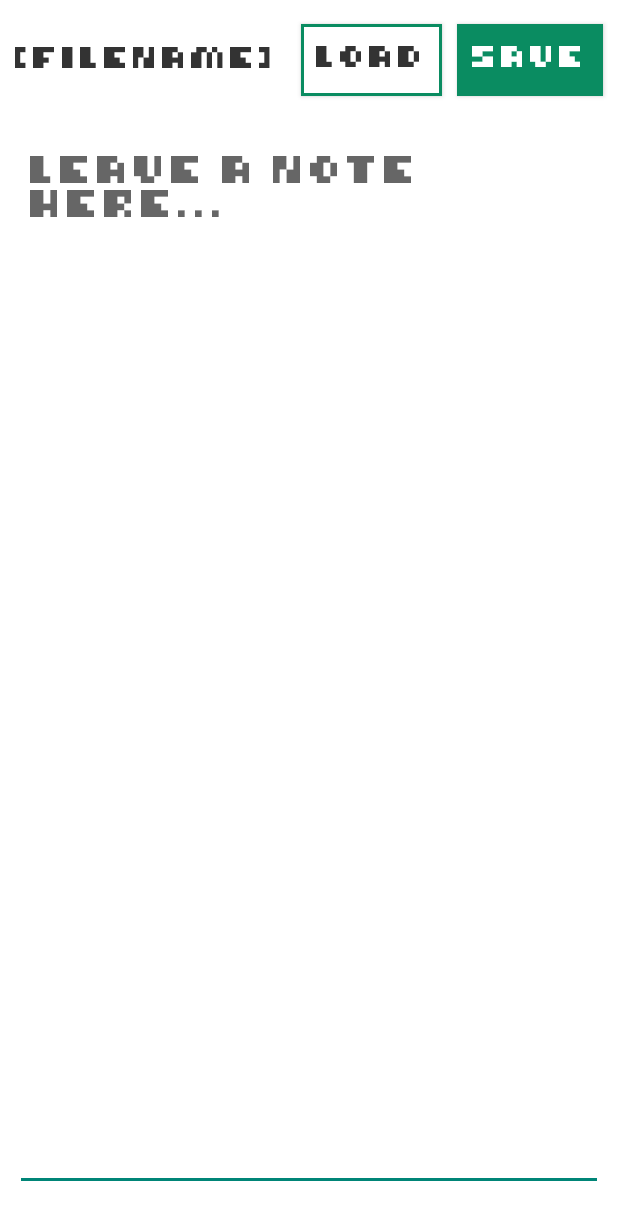
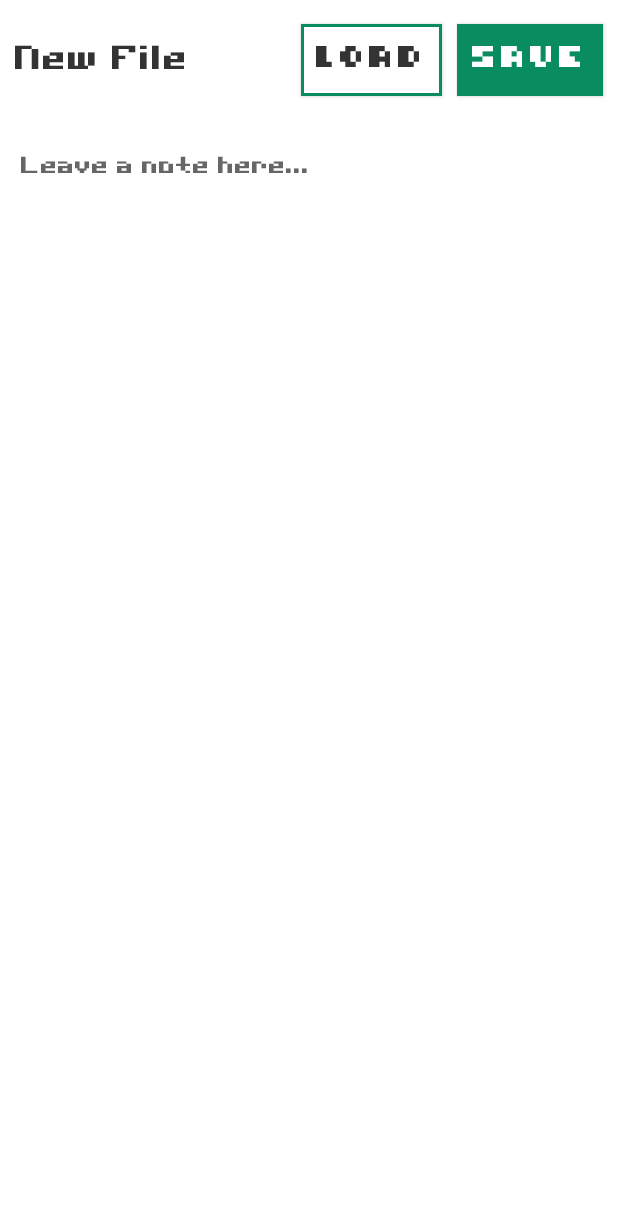
Before and after one commit to terrabyte-tech/byteOS-notes-android-app, an Android app: the screen it shows after launch (MainActivity), on a phone screen of 412 x 824 dp. Shown: the top 1220 px of the screen. Run offline under Robolectric (Android 15) with nearby library versions, the phone set to English and light mode, and no system bars.

Commit message:
feat: update pixel fonts to improve readability

```diff
--- a/app/src/main/res/drawable/secondary_button.xml
+++ b/app/src/main/res/drawable/secondary_button.xml
@@ -9,7 +9,7 @@
     </item>
     <item android:state_pressed="true">
         <shape android:shape="rectangle">
-            <solid android:color="@color/tb_green_slighttrans"></solid>
+            <solid android:color="@color/tb_green_verytrans"></solid>
             <stroke android:width="2dp" android:color="@color/tb_green_slighttrans"></stroke>
         </shape>
     </item>
--- a/app/src/main/res/layout/activity_main.xml
+++ b/app/src/main/res/layout/activity_main.xml
@@ -48,6 +48,7 @@
         android:gravity="start|top"
         android:hint="@string/note_hint"
         android:inputType="textMultiLine"
+        android:backgroundTint="?attr/colorPrimary"
         app:layout_constraintBottom_toBottomOf="parent"
         app:layout_constraintEnd_toEndOf="parent"
         app:layout_constraintStart_toStartOf="parent"
@@ -61,7 +62,7 @@
         android:layout_marginEnd="10dp"
         android:layout_marginStart="10dp"
         android:ellipsize="end"
-        android:text="[filename]"
+        android:text="@string/newFile_label"
         app:layout_constraintBottom_toBottomOf="@+id/load_button"
         app:layout_constraintEnd_toStartOf="@+id/load_button"
         app:layout_constraintStart_toStartOf="parent"
--- a/app/src/main/res/values/strings.xml
+++ b/app/src/main/res/values/strings.xml
@@ -1,8 +1,9 @@
 <resources>
-    <string name="app_name">byteOS Notes</string>
+    <string name="app_name" translatable="false">byteOS Notes</string>
 
     <!--buttons-->
     <string name="save_button">Save</string>
     <string name="load_button">Load</string>
+    <string name="newFile_label">New File</string>
     <string name="note_hint">Leave a note here...</string>
 </resources>
--- a/app/src/main/res/values/style.xml
+++ b/app/src/main/res/values/style.xml
@@ -2,23 +2,31 @@
 <resources>
     <style name="primary_button">
         <item name="android:textColor">@color/white</item>
-        <item name="android:padding">10dp</item>
+        <item name="android:padding">10sp</item>
+        <item name="android:textSize">14sp</item>
         <item name="android:fontFamily">@font/wolf_console</item>
-        <item name="android:shadowColor">?attr/colorPrimary</item>
+        <item name="android:textAlignment">center</item>
+<!--        <item name="android:shadowColor">?attr/colorPrimary</item>-->
     </style>
     <style name="secondary_button">
         <item name="android:textColor">?attr/colorSecondary</item>
-        <item name="android:padding">10dp</item>
+        <item name="android:padding">10sp</item>
+        <item name="android:textSize">14sp</item>
         <item name="android:fontFamily">@font/wolf_console</item>
-        <item name="android:shadowColor">?attr/colorPrimary</item>
+        <item name="android:textAlignment">center</item>
+<!--        <item name="android:shadowColor">?attr/colorPrimary</item>-->
     </style>
 
     <style name="text_area">
-        <item name="android:fontFamily">@font/wolf_console</item>
-        <item name="android:padding">10dp</item>
+        <item name="android:fontFamily">@font/pinetype_titles</item>
+<!--        <item name="android:padding">20sp</item>-->
+        <item name="android:textSize">14sp</item>
+        <item name="android:lineSpacingExtra">5sp</item>
+<!--        <item name="android:boxStrokeWidth"></item>-->
     </style>
     <style name="filename_label">
-        <item name="android:fontFamily">@font/wolf_console</item>
+        <item name="android:fontFamily">@font/pinetype_titles</item>
         <item name="android:textColor">?attr/colorSecondary</item>
+        <item name="android:textSize">20sp</item>
     </style>
 </resources>
```
Also changed, not shown: app/src/main/res/font/pinetype.ttf (added), app/src/main/res/font/pinetype_titles.ttf (added).
